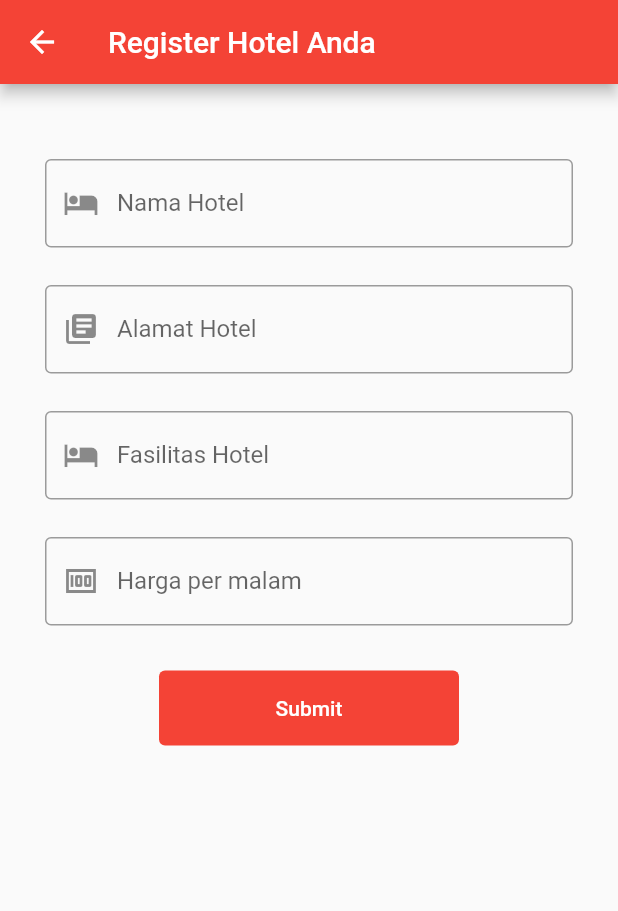
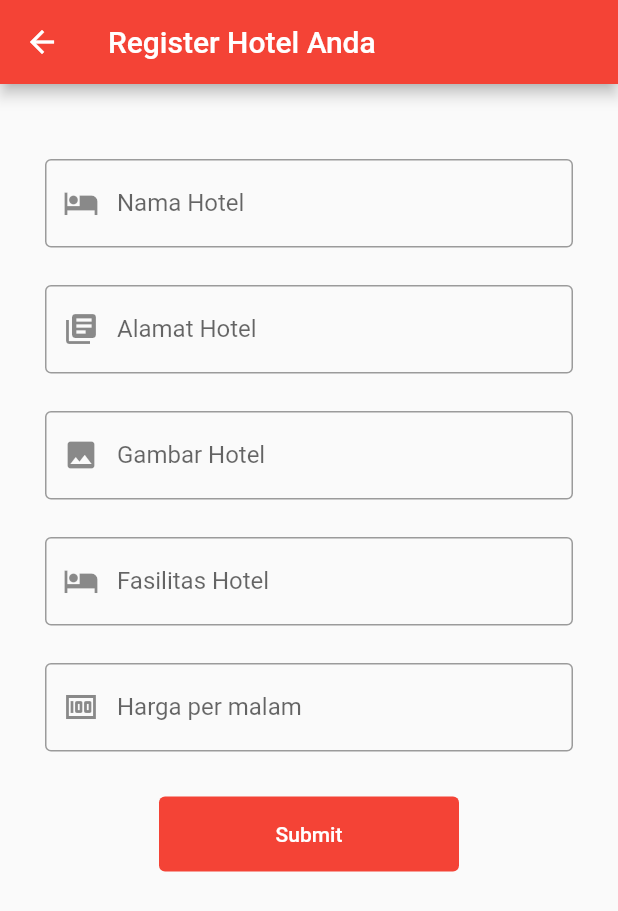
Before and after one commit to KaoriAnimu/Level-3-Project-FF, a Flutter app: the listOwnerHotel screen opened directly, after a tap on the "add" icon, on a phone screen of 412 x 824 dp. Shown: the top 911 px of the screen. Run offline on Flutter 3.47's test engine with Material 2 defaults, Android fonts, the phone set to English and light mode, and no system bars; our stand-ins replace cloud_firestore, email_validator, firebase_auth, firebase_core, flutter_rating_bar, get and 2 more; accounts and stored records are empty; network calls fail.

Commit message:
Update halaman list hotel owner
Update connect ke database hotel owner

```diff
--- a/flutter_application_1/lib/SettingsPage/HotelForOwner/listHotelOwner.dart
+++ b/flutter_application_1/lib/SettingsPage/HotelForOwner/listHotelOwner.dart
@@ -1,3 +1,5 @@
+import 'package:cloud_firestore/cloud_firestore.dart';
+import 'package:firebase_auth/firebase_auth.dart';
 import 'package:flutter/material.dart';
 import 'package:flutter_application_1/SettingsPage/HotelForOwner/ownerHotel.dart';
 import 'package:flutter_rating_bar/flutter_rating_bar.dart';
@@ -22,6 +24,10 @@ class _listOwnerHotel extends State<listOwnerHotel> {
 
   @override
   Widget build(BuildContext context) {
+    final user = FirebaseAuth.instance.currentUser!;
+    final Stream<QuerySnapshot> users =
+        FirebaseFirestore.instance.collection('Hotel').snapshots();
+
     return Scaffold(
         appBar: AppBar(
           title: Text('Hotel Anda'),
@@ -36,27 +42,30 @@ class _listOwnerHotel extends State<listOwnerHotel> {
                 icon: Icon(Icons.add))
           ],
         ),
-        body: ListView.builder(
-            itemCount: details.length,
-            itemBuilder: (context, index) {
-              final detail = details[index];
+        body: StreamBuilder<QuerySnapshot>(
+          stream: users,
+          builder:
+              (BuildContext context, AsyncSnapshot<QuerySnapshot> snapshot) {
+            if (snapshot.hasError) {
+              return Text('Something went wrong');
+            }
 
-              return Padding(
-                padding: const EdgeInsets.only(top: 5),
-                child: Card(
-                  child: ListTile(
-                    title: Padding(
-                      padding: const EdgeInsets.only(left: 10),
-                      child: Text(
-                        '${index + 1}. ${detail.title}',
-                        style: TextStyle(fontSize: 20),
-                      ),
-                    ),
-                    onTap: () {},
-                  ),
-                ),
-              );
-            }));
+            if (snapshot.connectionState == ConnectionState.waiting) {
+              return Text("Loading");
+            }
+
+            return ListView(
+              children: snapshot.data!.docs.map((DocumentSnapshot document) {
+                Map<String, dynamic> data =
+                    document.data()! as Map<String, dynamic>;
+                return ListTile(
+                  title: Text('${data['nama']}'),
+                  subtitle: Text('${data['alamat']}'),
+                );
+              }).toList(),
+            );
+          },
+        ));
   }
 }
 
@@ -66,3 +75,25 @@ class Detail {
 
   const Detail({required this.title, required this.urlPict});
 }
+
+// ListView.builder(
+//             itemCount: details.length,
+//             itemBuilder: (context, index) {
+//               final detail = details[index];
+
+//               return Padding(
+//                 padding: const EdgeInsets.only(top: 5),
+//                 child: Card(
+//                   child: ListTile(
+//                     title: Padding(
+//                       padding: const EdgeInsets.only(left: 10),
+//                       child: Text(
+//                         '${index + 1}. ${detail.title}',
+//                         style: TextStyle(fontSize: 20),
+//                       ),
+//                     ),
+//                     onTap: () {},
+//                   ),
+//                 ),
+//               );
+//             })
--- a/flutter_application_1/lib/SettingsPage/HotelForOwner/ownerHotel.dart
+++ b/flutter_application_1/lib/SettingsPage/HotelForOwner/ownerHotel.dart
@@ -1,5 +1,8 @@
+import 'package:firebase_auth/firebase_auth.dart';
 import 'package:flutter/material.dart';
-import 'package:flutter_application_1/SettingsPage/HotelForOwner/listHotelOwner.dart';
+import 'package:flutter_application_1/controller/ownerHotel_controller.dart';
+import 'package:flutter_application_1/model/ownerHotel_model.dart';
+import 'package:get/get.dart';
 
 class ownerHotel extends StatefulWidget {
   @override
@@ -8,6 +11,8 @@ class ownerHotel extends StatefulWidget {
 
 class _ownerHotel extends State<ownerHotel> {
   final _formkey = GlobalKey<FormState>();
+  final controller = Get.put(ownerHotelController());
+  final user = FirebaseAuth.instance.currentUser!;
 
   @override
   Widget build(BuildContext context) {
@@ -24,7 +29,7 @@ class _ownerHotel extends State<ownerHotel> {
                   padding: EdgeInsets.only(
                       left: 30.0, right: 30.0, top: 50, bottom: 0),
                   child: TextFormField(
-                    // controller: controller,
+                    controller: controller.nama,
                     decoration: InputDecoration(
                         border: OutlineInputBorder(),
                         labelText: 'Nama Hotel',
@@ -41,7 +46,7 @@ class _ownerHotel extends State<ownerHotel> {
                   padding: EdgeInsets.only(
                       left: 30.0, right: 30.0, top: 25, bottom: 0),
                   child: TextFormField(
-                    // controller: controller,
+                    controller: controller.alamat,
                     decoration: InputDecoration(
                         border: OutlineInputBorder(),
                         labelText: 'Alamat Hotel',
@@ -59,6 +64,24 @@ class _ownerHotel extends State<ownerHotel> {
                   padding: EdgeInsets.only(
                       left: 30.0, right: 30.0, top: 25, bottom: 0),
                   child: TextFormField(
+                    decoration: InputDecoration(
+                        border: OutlineInputBorder(),
+                        labelText: 'Gambar Hotel',
+                        hintText: 'Masukkan Gambar Hotel',
+                        prefixIcon: Icon(Icons.image)),
+                    autovalidateMode: AutovalidateMode.onUserInteraction,
+                    validator: (value) {
+                      if (value == null || value.isEmpty) {
+                        return 'Silahkan isi alamat hotel anda';
+                      }
+                    },
+                  ),
+                ),
+                Padding(
+                  padding: EdgeInsets.only(
+                      left: 30.0, right: 30.0, top: 25, bottom: 0),
+                  child: TextFormField(
+                    controller: controller.fasilitas,
                     keyboardType: TextInputType.multiline,
                     maxLines: null,
                     decoration: InputDecoration(
@@ -77,6 +100,7 @@ class _ownerHotel extends State<ownerHotel> {
                   padding: EdgeInsets.only(
                       left: 30.0, right: 30.0, top: 25, bottom: 0),
                   child: TextFormField(
+                    controller: controller.harga,
                     decoration: InputDecoration(
                         border: OutlineInputBorder(),
                         labelText: 'Harga per malam',
@@ -104,49 +128,18 @@ class _ownerHotel extends State<ownerHotel> {
                       ),
                       onPressed: () {
                         if (_formkey.currentState!.validate()) {
-                          showDialog(
-                              context: context,
-                              builder: (BuildContext context) {
-                                return AlertDialog(
-                                  title: Text("Success"),
-                                  content:
-                                      Text("Hotel anda berhasil ditambahkan"),
-                                  actions: [
-                                    ElevatedButton(
-                                        onPressed: () {
-                                          Navigator.of(context).pop();
-                                          showDialog(
-                                              context: context,
-                                              builder: (BuildContext context) {
-                                                return AlertDialog(
-                                                  content: Text(
-                                                      "Apakah anda ingin megelola hotel anda?"),
-                                                  actions: [
-                                                    ElevatedButton(
-                                                        onPressed: () {
-                                                          Navigator.push(
-                                                            context,
-                                                            MaterialPageRoute(
-                                                                builder:
-                                                                    (context) =>
-                                                                        listOwnerHotel()),
-                                                          );
-                                                        },
-                                                        child: Text('Ya')),
-                                                    ElevatedButton(
-                                                        onPressed: () {
-                                                          Navigator.of(context)
-                                                              .pop();
-                                                        },
-                                                        child: Text('Tidak'))
-                                                  ],
-                                                );
-                                              });
-                                        },
-                                        child: Text('Ok'))
-                                  ],
-                                );
-                              });
+                          final data = ownerHotel_Model(
+                              nama: controller.nama.text.trim(),
+                              alamat: controller.alamat.text.trim(),
+                              fasilitas: controller.fasilitas.text.trim(),
+                              harga: controller.harga.text.trim(),
+                              email: user.email!);
+                          ownerHotelController.instance
+                              .createPesan(data, context);
+                          controller.nama.text = '';
+                          controller.alamat.text = '';
+                          controller.fasilitas.text = '';
+                          controller.harga.text = '';
                         }
                       },
                     ),
@@ -158,3 +151,47 @@ class _ownerHotel extends State<ownerHotel> {
         ));
   }
 }
+
+// showDialog(
+//                               context: context,
+//                               builder: (BuildContext context) {
+//                                 return AlertDialog(
+//                                   title: Text("Success"),
+//                                   content:
+//                                       Text("Hotel anda berhasil ditambahkan"),
+//                                   actions: [
+//                                     ElevatedButton(
+//                                         onPressed: () {
+//                                           Navigator.of(context).pop();
+//                                           showDialog(
+//                                               context: context,
+//                                               builder: (BuildContext context) {
+//                                                 return AlertDialog(
+//                                                   content: Text(
+//                                                       "Apakah anda ingin megelola hotel anda?"),
+//                                                   actions: [
+//                                                     ElevatedButton(
+//                                                         onPressed: () {
+//                                                           Navigator.push(
+//                                                             context,
+//                                                             MaterialPageRoute(
+//                                                                 builder:
+//                                                                     (context) =>
+//                                                                         listOwnerHotel()),
+//                                                           );
+//                                                         },
+//                                                         child: Text('Ya')),
+//                                                     ElevatedButton(
+//                                                         onPressed: () {
+//                                                           Navigator.of(context)
+//                                                               .pop();
+//                                                         },
+//                                                         child: Text('Tidak'))
+//                                                   ],
+//                                                 );
+//                                               });
+//                                         },
+//                                         child: Text('Ok'))
+//                                   ],
+//                                 );
+//                               });
--- /dev/null
+++ b/flutter_application_1/lib/controller/ownerHotel_controller.dart
@@ -0,0 +1,64 @@
+import 'package:firebase_auth/firebase_auth.dart';
+import 'package:flutter_application_1/model/ownerHotel_model.dart';
+import 'package:flutter_application_1/repository/ownerHotel_repository.dart';
+import 'package:get/get.dart';
+import 'package:flutter/material.dart';
+
+import '../SettingsPage/HotelForOwner/listHotelOwner.dart';
+
+class ownerHotelController extends GetxController {
+  static ownerHotelController get instance => Get.find();
+  final user = FirebaseAuth.instance.currentUser!;
+
+  final nama = TextEditingController();
+  final alamat = TextEditingController();
+  final fasilitas = TextEditingController();
+  final harga = TextEditingController();
+  final email = TextEditingController();
+
+  final ownerHotelRepo = Get.put(ownerHotelRepository());
+
+  Future<void> createPesan(ownerHotel_Model user, BuildContext context) async {
+    await ownerHotelRepo.createPesan(user);
+    dialogDone(context);
+  }
+
+  void dialogDone(BuildContext context) {
+    showDialog(
+        context: context,
+        builder: (BuildContext context) {
+          return AlertDialog(
+            title: Text("Success"),
+            content: Text("Hotel anda berhasil ditambahkan"),
+            actions: [
+              ElevatedButton(
+                  onPressed: () {
+                    Navigator.of(context).pop();
+                    showDialog(
+                        context: context,
+                        builder: (BuildContext context) {
+                          return AlertDialog(
+                            content:
+                                Text("Apakah anda ingin megelola hotel anda?"),
+                            actions: [
+                              ElevatedButton(
+                                  onPressed: () {
+                                    Navigator.of(context).pop();
+                                    Navigator.of(context).pop();
+                                  },
+                                  child: Text('Ya')),
+                              ElevatedButton(
+                                  onPressed: () {
+                                    Navigator.of(context).pop();
+                                  },
+                                  child: Text('Tidak'))
+                            ],
+                          );
+                        });
+                  },
+                  child: Text('Ok'))
+            ],
+          );
+        });
+  }
+}
--- a/flutter_application_1/lib/main.dart
+++ b/flutter_application_1/lib/main.dart
@@ -1,6 +1,6 @@
 import 'package:firebase_auth/firebase_auth.dart';
 import 'package:flutter/material.dart';
-import 'package:flutter_application_1/authPage.dart';
+import 'package:flutter_application_1/controller/authPage.dart';
 import 'package:flutter_application_1/home.dart';
 import 'package:get/get_navigation/src/root/get_material_app.dart';
 import 'package:firebase_core/firebase_core.dart';
--- /dev/null
+++ b/flutter_application_1/lib/model/ownerHotel_model.dart
@@ -0,0 +1,25 @@
+class ownerHotel_Model {
+  final String? id;
+  final String nama;
+  final String alamat;
+  final String fasilitas;
+  final String harga;
+  final String email;
+
+  const ownerHotel_Model(
+      {this.id,
+      required this.nama,
+      required this.alamat,
+      required this.fasilitas,
+      required this.harga,
+      required this.email});
+  toJson() {
+    return {
+      "nama": nama,
+      "alamat": alamat,
+      "fasilitas": fasilitas,
+      "harga": harga,
+      "email": email
+    };
+  }
+}
--- /dev/null
+++ b/flutter_application_1/lib/repository/ownerHotel_repository.dart
@@ -0,0 +1,20 @@
+import 'package:cloud_firestore/cloud_firestore.dart';
+import 'package:flutter_application_1/model/ownerHotel_model.dart';
+import 'package:get/get.dart';
+
+class ownerHotelRepository extends GetxController {
+  static ownerHotelRepository get instance => Get.find();
+
+  final _db = FirebaseFirestore.instance;
+
+  createPesan(ownerHotel_Model user) async {
+    await _db
+        .collection("Hotel")
+        .add(user.toJson())
+        .whenComplete(
+            () => Get.snackbar("Success", "Hotel anda berhasil ditambahkan"))
+        .catchError((error, StackTrace) {
+      Get.snackbar("Error", "Something went wrong. Try again");
+    });
+  }
+}
--- a/flutter_application_1/pubspec.yaml
+++ b/flutter_application_1/pubspec.yaml
@@ -46,6 +46,7 @@ dependencies:
   syncfusion_flutter_datepicker: ^21.1.38
   flutter_rating_bar: ^4.0.1
   email_validator: ^2.0.1
+  image_picker: ^0.8.7+5
 
 dev_dependencies:
   flutter_test:
```
Also changed, not shown: flutter_application_1/pubspec.lock.
